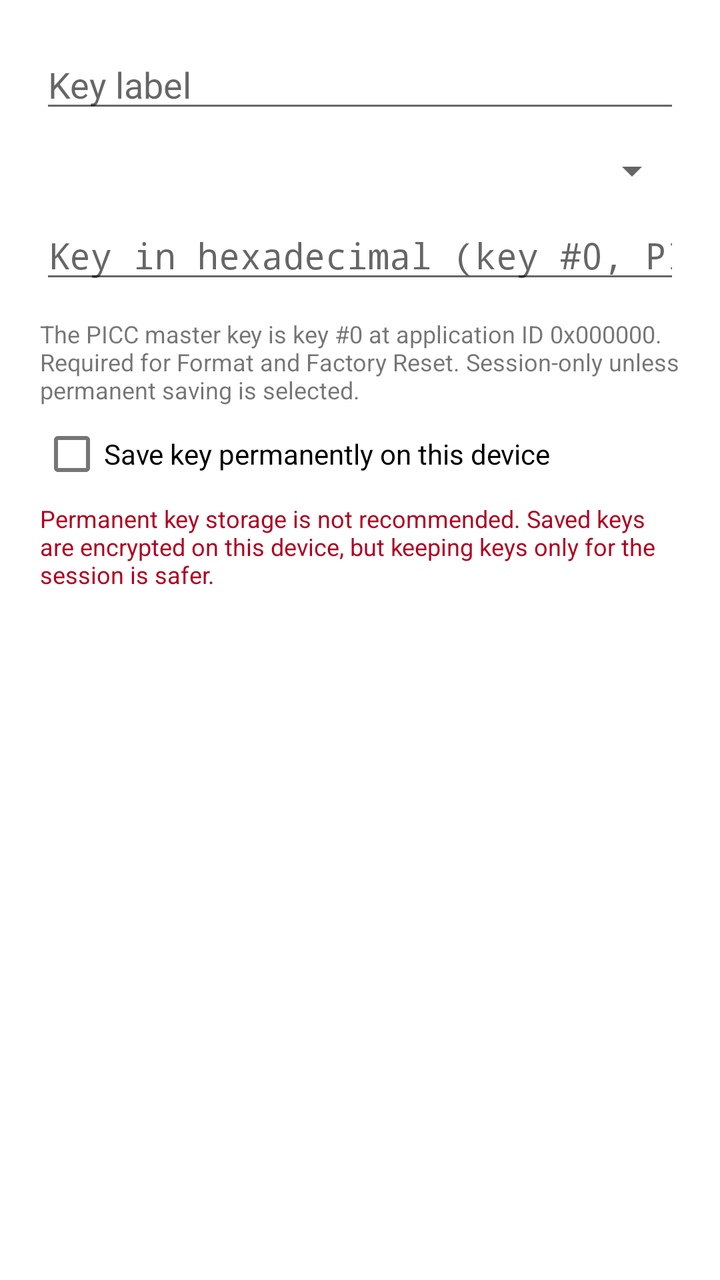
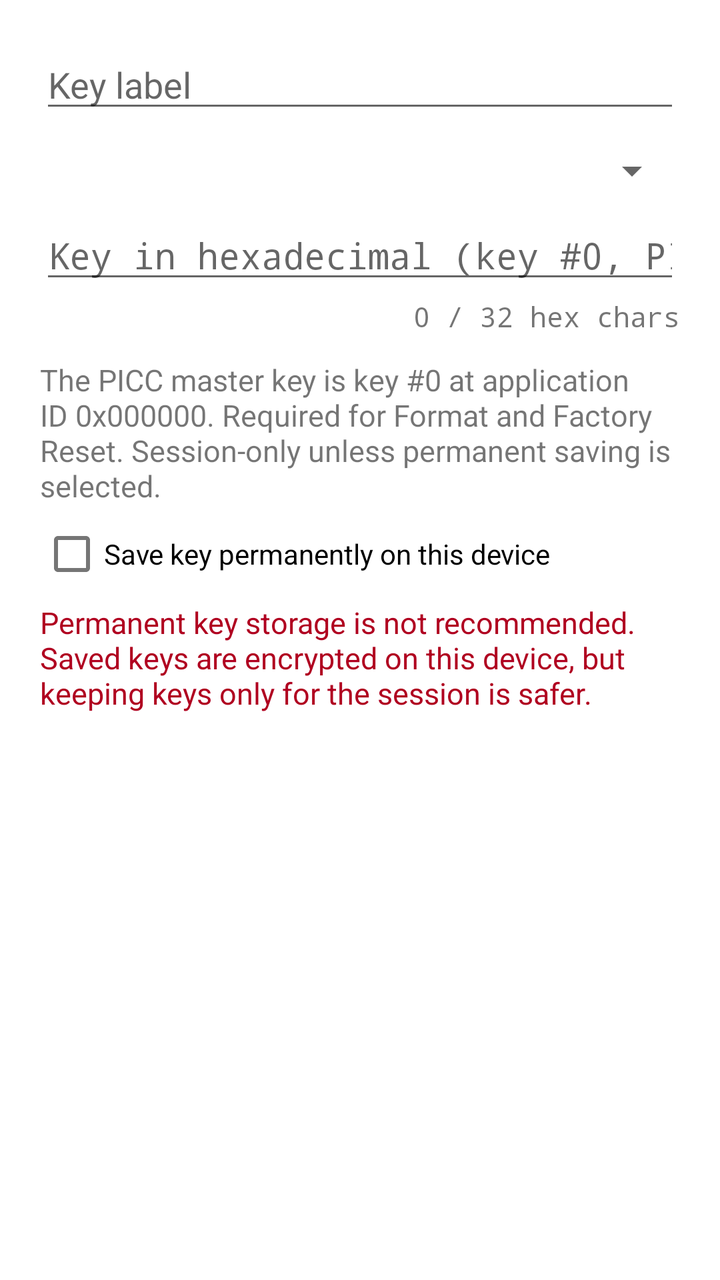

Screens rendered from an Android XML layout before and after an edit, with the pre-edit source and the edit as a unified diff.
<!-- AndroidManifest.xml: application theme Theme.App -->
<!-- res/layout/dialog_picc_master_key.xml -->
<?xml version="1.0" encoding="utf-8"?>
<LinearLayout xmlns:android="http://schemas.android.com/apk/res/android"
    android:layout_width="match_parent"
    android:layout_height="wrap_content"
    android:orientation="vertical"
    android:padding="20dp">

    <EditText
        android:id="@+id/label"
        android:layout_width="match_parent"
        android:layout_height="wrap_content"
        android:hint="Key label"
        android:inputType="text" />

    <Spinner
        android:id="@+id/keyType"
        android:layout_width="match_parent"
        android:layout_height="wrap_content"
        android:layout_marginTop="12dp" />

    <EditText
        android:id="@+id/keyHex"
        android:layout_width="match_parent"
        android:layout_height="wrap_content"
        android:layout_marginTop="8dp"
        android:fontFamily="monospace"
        android:hint="Key in hexadecimal (key #0, PICC level)"
        android:inputType="textPassword"
        android:saveEnabled="false"
        android:maxLines="2" />

    <TextView
        android:layout_width="match_parent"
        android:layout_height="wrap_content"
        android:layout_marginTop="12dp"
        android:text="The PICC master key is key #0 at application ID 0x000000. Required for Format and Factory Reset. Session-only unless permanent saving is selected."
        android:textSize="12sp" />
    <CheckBox android:id="@+id/savePermanently" android:layout_width="match_parent"
        android:layout_height="wrap_content" android:text="Save key permanently on this device"
        android:checked="false" />
    <TextView android:layout_width="match_parent" android:layout_height="wrap_content"
        android:text="Permanent key storage is not recommended. Saved keys are encrypted on this device, but keeping keys only for the session is safer."
        android:textSize="12sp" android:textColor="?attr/colorError" />
</LinearLayout>
<!-- resources referenced by this layout -->
<resources>
  <style name="Theme.App" parent="Theme.MaterialComponents.DayNight.NoActionBar">
          <item name="android:windowActionModeOverlay">true</item>
          <item name="colorPrimary">@color/brand_blue</item>
          <item name="colorPrimaryVariant">@color/brand_blue_dark</item>
          <item name="colorPrimaryDark">@color/brand_blue_dark</item>
          <item name="colorSecondary">@color/brand_blue_text</item>
          <item name="colorSecondaryVariant">@color/brand_blue_dark</item>
          <item name="colorOnPrimary">@color/brand_blue_on_primary</item>
          <item name="colorOnSecondary">@android:color/white</item>
      </style>
  <color name="brand_blue">#1B8ADB</color>
  <color name="brand_blue_dark">#1164A0</color>
  <color name="brand_blue_text">#1164A0</color>
  <color name="brand_blue_on_primary">#071B2A</color>
</resources>

<!-- the commit's change to res/layout/dialog_picc_master_key.xml (unified diff, before → after) -->
@@ -25,20 +25,30 @@
         android:layout_marginTop="8dp"
         android:fontFamily="monospace"
         android:hint="Key in hexadecimal (key #0, PICC level)"
-        android:inputType="textPassword"
+        android:inputType="textVisiblePassword"
         android:saveEnabled="false"
         android:maxLines="2" />
+
+    <TextView
+        android:id="@+id/hexCounter"
+        android:layout_width="match_parent"
+        android:layout_height="wrap_content"
+        android:layout_marginTop="2dp"
+        android:textAlignment="textEnd"
+        android:textSize="14sp"
+        android:fontFamily="monospace"
+        android:text="0 / 32 hex chars" />
 
     <TextView
         android:layout_width="match_parent"
         android:layout_height="wrap_content"
         android:layout_marginTop="12dp"
         android:text="The PICC master key is key #0 at application ID 0x000000. Required for Format and Factory Reset. Session-only unless permanent saving is selected."
-        android:textSize="12sp" />
+        android:textSize="15sp" />
     <CheckBox android:id="@+id/savePermanently" android:layout_width="match_parent"
         android:layout_height="wrap_content" android:text="Save key permanently on this device"
         android:checked="false" />
     <TextView android:layout_width="match_parent" android:layout_height="wrap_content"
         android:text="Permanent key storage is not recommended. Saved keys are encrypted on this device, but keeping keys only for the session is safer."
-        android:textSize="12sp" android:textColor="?attr/colorError" />
+        android:textSize="15sp" android:textColor="?attr/colorError" />
 </LinearLayout>
